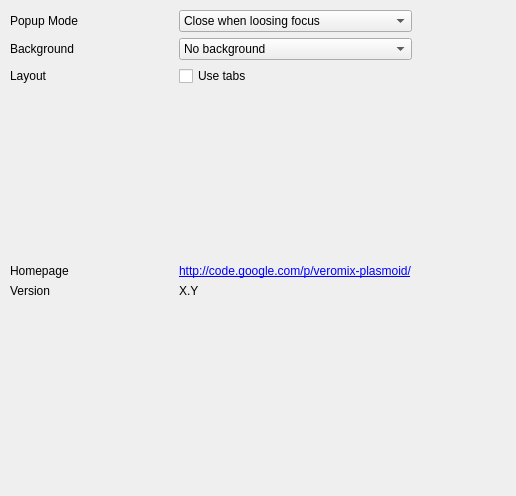
LandisTwo/veromix-plasmoid, file contents/ui/appearance.ui: the form before one commit.
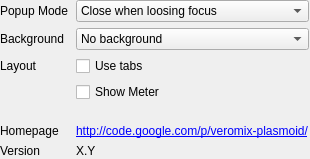
The form after the commit.

Diff of the .ui file:
```diff
--- a/contents/ui/appearance.ui
+++ b/contents/ui/appearance.ui
@@ -6,26 +6,20 @@
    <rect>
     <x>0</x>
     <y>0</y>
-    <width>516</width>
-    <height>496</height>
+    <width>310</width>
+    <height>159</height>
    </rect>
   </property>
-  <property name="minimumSize">
-   <size>
-    <width>400</width>
-    <height>320</height>
-   </size>
-  </property>
   <property name="windowTitle">
    <string>Form</string>
   </property>
   <widget class="QWidget" name="gridLayoutWidget">
    <property name="geometry">
     <rect>
-     <x>10</x>
-     <y>10</y>
-     <width>402</width>
-     <height>288</height>
+     <x>0</x>
+     <y>0</y>
+     <width>309</width>
+     <height>158</height>
     </rect>
    </property>
    <layout class="QGridLayout" name="gridLayout">
@@ -137,6 +131,13 @@
       </property>
      </widget>
     </item>
+    <item row="4" column="1">
+     <widget class="QCheckBox" name="meter_visible">
+      <property name="text">
+       <string>Show Meter</string>
+      </property>
+     </widget>
+    </item>
    </layout>
   </widget>
  </widget>
```
